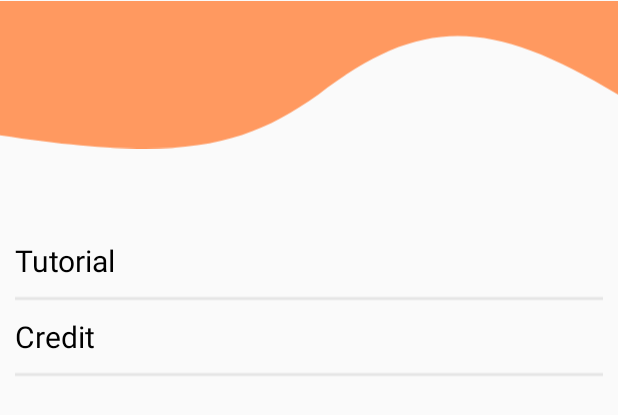
After one commit to harveygp/NeMo, an Android app: the layout fragment_settings.xml on its own in the app's theme, with its tools: preview values and no code run, on a phone screen of 412 x 824 dp. The commit adds this screen. Shown: the top 415 px of the screen. Run offline under Robolectric (Android 15) with nearby library versions, the phone set to English and light mode, and no system bars.

Commit message:
sprint 1 setting

```diff
--- /dev/null
+++ b/app/src/main/res/drawable/ic_line.xml
@@ -0,0 +1,11 @@
+<vector xmlns:android="http://schemas.android.com/apk/res/android"
+    android:width="420dp"
+    android:height="3dp"
+    android:viewportWidth="360"
+    android:viewportHeight="3">
+  <path
+      android:pathData="M0,1.5L360.068,1.5"
+      android:strokeWidth="2"
+      android:fillColor="#00000000"
+      android:strokeColor="#E5E5E5"/>
+</vector>
--- /dev/null
+++ b/app/src/main/res/drawable/ic_setting_upstyle.xml
@@ -0,0 +1,9 @@
+<vector xmlns:android="http://schemas.android.com/apk/res/android"
+    android:width="420dp"
+    android:height="100dp"
+    android:viewportWidth="360"
+    android:viewportHeight="89">
+  <path
+      android:pathData="M0,0H360V56.316C285.294,9.629 245.231,8.591 185.5,56.316C141.507,88.704 104.837,97.251 0,80.928V0Z"
+      android:fillColor="#FF9960"/>
+</vector>
--- /dev/null
+++ b/app/src/main/res/layout/fragment_settings.xml
@@ -0,0 +1,68 @@
+<?xml version="1.0" encoding="utf-8"?>
+<androidx.constraintlayout.widget.ConstraintLayout
+    xmlns:android="http://schemas.android.com/apk/res/android"
+    xmlns:app="http://schemas.android.com/apk/res-auto"
+    android:layout_width="match_parent"
+    android:layout_height="match_parent">
+
+    <ImageView
+        android:id="@+id/imageView"
+        android:layout_width="match_parent"
+        android:layout_height="wrap_content"
+        android:src="@drawable/ic_setting_upstyle"
+        app:layout_constraintStart_toStartOf="parent"
+        app:layout_constraintTop_toTopOf="parent" />
+
+    <androidx.constraintlayout.widget.ConstraintLayout
+        android:layout_width="match_parent"
+        android:layout_height="0dp"
+        android:padding="10dp"
+        app:layout_constraintBottom_toBottomOf="parent"
+        app:layout_constraintStart_toStartOf="parent"
+        app:layout_constraintTop_toBottomOf="@+id/imageView">
+
+        <TextView
+            android:id="@+id/tutorial"
+            android:layout_width="match_parent"
+            android:layout_height="wrap_content"
+            android:layout_marginTop="50dp"
+            android:text="@string/tutorial_text"
+            android:textColor="@color/dark"
+            android:textSize="@dimen/normal"
+            app:layout_constraintStart_toStartOf="parent"
+            app:layout_constraintTop_toTopOf="parent" />
+
+        <ImageView
+            android:id="@+id/betweenText"
+            android:layout_width="match_parent"
+            android:layout_height="wrap_content"
+            android:src="@drawable/ic_line"
+            android:layout_marginTop="10dp"
+            app:layout_constraintTop_toBottomOf="@+id/tutorial"
+            app:layout_constraintEnd_toEndOf="parent"
+            />
+
+        <TextView
+            android:id="@+id/credit"
+            android:layout_marginTop="10dp"
+            android:layout_width="match_parent"
+            android:layout_height="wrap_content"
+            android:text="@string/credit_text"
+            android:textColor="@color/dark"
+            android:textSize="@dimen/normal"
+            app:layout_constraintStart_toStartOf="parent"
+            app:layout_constraintTop_toBottomOf="@+id/betweenText" />
+
+        <ImageView
+            android:id="@+id/betweenText1"
+            android:layout_width="match_parent"
+            android:layout_height="wrap_content"
+            android:src="@drawable/ic_line"
+            android:layout_marginTop="10dp"
+            app:layout_constraintTop_toBottomOf="@+id/credit"
+            app:layout_constraintEnd_toEndOf="parent" />
+
+
+    </androidx.constraintlayout.widget.ConstraintLayout>
+
+</androidx.constraintlayout.widget.ConstraintLayout>
--- a/app/src/main/res/values/strings.xml
+++ b/app/src/main/res/values/strings.xml
@@ -22,4 +22,8 @@
     <string name="bnv_empty">Lonely Here...</string>
     <!-- TODO: Remove or change this placeholder text -->
     <string name="hello_blank_fragment">Hello blank fragment</string>
+
+<!--    setting-->
+    <string name="tutorial_text">Tutorial</string>
+    <string name="credit_text">Credit</string>
 </resources>
```
